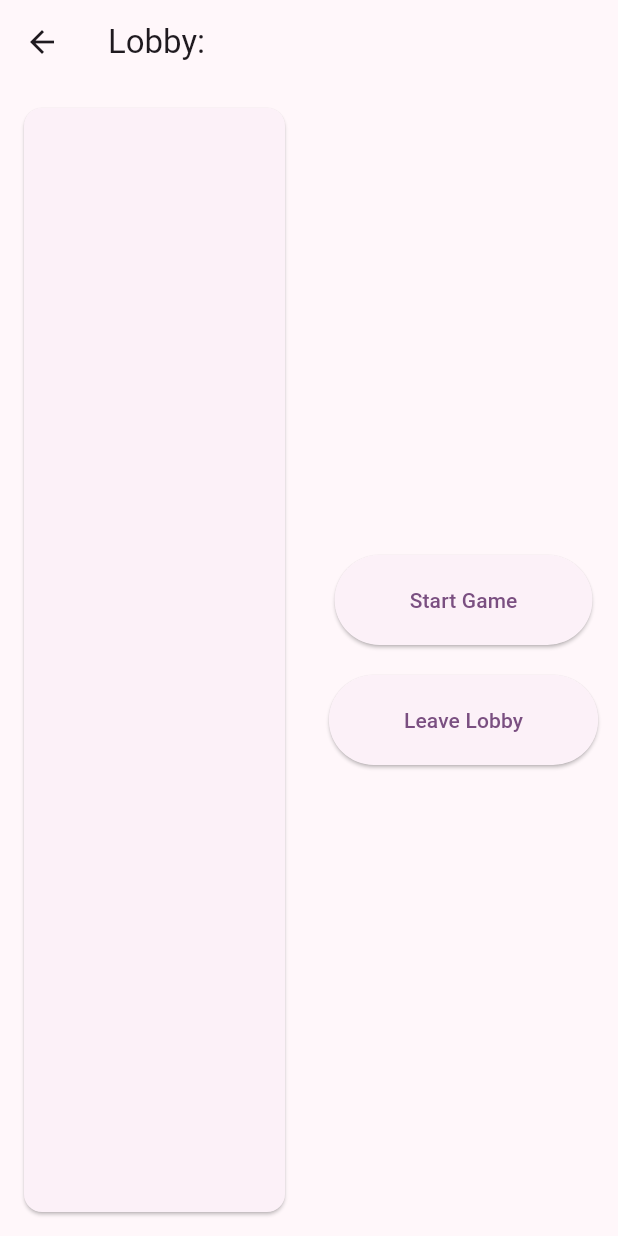
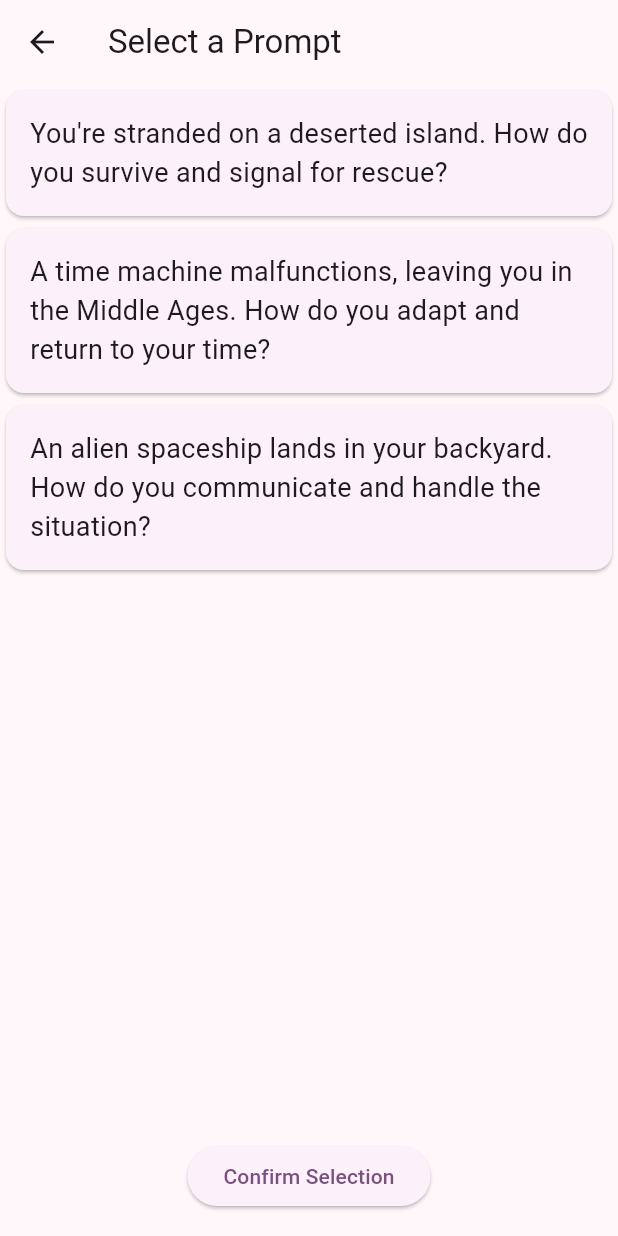
Before and after one commit to ZachariahHansen/CloudProject, a Flutter app: the LobbyPage screen opened directly with empty values, after a tap on "Start Game", on a phone screen of 412 x 824 dp. Run offline on Flutter 3.47's test engine with Material 3 defaults, Android fonts, the light colour scheme and no system bars; our stand-ins replace flutter_secure_storage; missing offline and left inert: dart:html; accounts and stored records are empty; network calls fail.

Commit message:
added multiple pages, includig prompt pages and response pages. can select prompt and type response. talking to backend not implemented

```diff
--- /dev/null
+++ b/frontend/cloud_project/lib/features/screens/game/prompt/selectPrompt.dart
@@ -0,0 +1,140 @@
+import 'package:flutter/material.dart';
+import 'package:http/http.dart' as http;
+import 'dart:convert';
+import 'package:cloud_project/features/screens/game/prompt/responsePrompt.dart';
+
+class PromptSelectionPage extends StatefulWidget {
+  final String gameId;
+
+  const PromptSelectionPage({Key? key, required this.gameId}) : super(key: key);
+
+  @override
+  _PromptSelectionPageState createState() => _PromptSelectionPageState();
+}
+
+class _PromptSelectionPageState extends State<PromptSelectionPage> {
+  List<String> prompts = [];
+  int? selectedPromptIndex;
+  bool isLoading = true;
+  List<Map<String, dynamic>> prompts_json = [];
+  String selectedPrompt = "";
+
+  @override
+  void initState() {
+    super.initState();
+    fetchPrompts();
+  }
+
+  Future<void> fetchPrompts() async {
+    setState(() {
+      isLoading = true;
+    });
+
+    prompts = [
+    "You're stranded on a deserted island. How do you survive and signal for rescue?",
+    "A time machine malfunctions, leaving you in the Middle Ages. How do you adapt and return to your time?",
+    "An alien spaceship lands in your backyard. How do you communicate and handle the situation?"
+  ];
+  isLoading = false;
+
+    // try {
+    //   final response = await http.get(
+    //     Uri.parse('https://your-api-endpoint.com/games/${widget.gameId}/prompts/random'),
+    //     headers: {'Authorization': 'Bearer YOUR_AUTH_TOKEN'},
+    //   );
+
+    //   if (response.statusCode == 200) {
+    //     final data = json.decode(response.body);
+    //     setState(() {
+    //       prompts = List<String>.from(data['prompts']);
+    //       isLoading = false;
+    //     });
+    //   } else {
+    //     throw Exception('Failed to load prompts');
+    //   }
+    // } catch (e) {
+    //   print('Error fetching prompts: $e');
+    //   setState(() {
+    //     isLoading = false;
+    //   });
+    // }
+  }
+
+  void selectPrompt(int index) {
+    setState(() {
+      selectedPromptIndex = index;
+      selectedPrompt = prompts[index];
+    });
+  }
+
+  void confirmSelection() {
+    if (selectedPromptIndex != null) {
+      // TODO: Implement API call to submit the selected prompt
+      print('Selected prompt: ${prompts[selectedPromptIndex!]}');
+      // Navigate to the next page
+      Navigator.push(
+  context,
+  MaterialPageRoute(
+    builder: (context) => PromptResponsePage(
+      selectedPrompt: selectedPrompt,
+      // TODO: replace gameId later
+      gameId: "123123",
+    ),
+  ),
+);
+    } else {
+      ScaffoldMessenger.of(context).showSnackBar(
+        const SnackBar(content: Text('Please select a prompt')),
+      );
+    }
+  }
+
+  @override
+  Widget build(BuildContext context) {
+    return Scaffold(
+      appBar: AppBar(
+        title: const Text('Select a Prompt'),
+      ),
+      body: isLoading
+          ? const Center(child: CircularProgressIndicator())
+          : Column(
+              children: [
+                Expanded(
+                  child: ListView.builder(
+                    itemCount: prompts.length,
+                    itemBuilder: (context, index) {
+                      return GestureDetector(
+                        onTap: () => selectPrompt(index),
+                        child: Card(
+                          color: selectedPromptIndex == index
+                              ? Theme.of(context).primaryColor.withOpacity(0.2)
+                              : null,
+                          child: Padding(
+                            padding: const EdgeInsets.all(16.0),
+                            child: Text(
+                              prompts[index],
+                              style: TextStyle(
+                                fontSize: 18,
+                                fontWeight: selectedPromptIndex == index
+                                    ? FontWeight.bold
+                                    : FontWeight.normal,
+                              ),
+                            ),
+                          ),
+                        ),
+                      );
+                    },
+                  ),
+                ),
+                Padding(
+                  padding: const EdgeInsets.all(16.0),
+                  child: ElevatedButton(
+                    onPressed: confirmSelection,
+                    child: const Text('Confirm Selection'),
+                  ),
+                ),
+              ],
+            ),
+    );
+  }
+}
--- a/frontend/cloud_project/lib/features/screens/lobby/lobbyScreen.dart
+++ b/frontend/cloud_project/lib/features/screens/lobby/lobbyScreen.dart
@@ -1,5 +1,7 @@
 import 'package:flutter/material.dart';
 import 'package:cloud_project/models/webSockets.dart';
+import 'package:web_socket_channel/web_socket_channel.dart';
+import 'package:cloud_project/features/screens/game/prompt/selectPrompt.dart';
 import 'dart:convert';
 
 class LobbyPage extends StatefulWidget {
@@ -25,7 +27,7 @@ class _LobbyPageState extends State<LobbyPage> {
   void _connectWebSocket() {
     // Replace with your actual WebSocket URL
     _channel = WebSocketChannel.connect(
-      Uri.parse('wss://your-websocket-url.com/Prod?lobbyId=${widget.lobbyId}&userId=${widget.userId}'),
+      Uri.parse('wss://g19wuss786.execute-api.us-east-2.amazonaws.com/Prod/@connect'),
     );
 
     _channel.stream.listen((message) {
@@ -44,6 +46,12 @@ class _LobbyPageState extends State<LobbyPage> {
       'action': 'startGame',
       'lobbyId': widget.lobbyId,
     }));
+    // Temp lobby ID
+    String lobbyId = '123123';
+    Navigator.pushReplacement(
+                  context,
+                  MaterialPageRoute(builder: (context) => PromptSelectionPage(gameId: lobbyId)),
+                );
   }
 
   void _leaveLobby() {
--- a/frontend/cloud_project/lib/features/scripts/login.dart
+++ b/frontend/cloud_project/lib/features/scripts/login.dart
@@ -12,7 +12,7 @@ class LoginService {
       print("Username: $username");
       print("Password $password");
       final response = await http.post(
-        Uri.parse('https://3es48sls0c.execute-api.us-east-2.amazonaws.com/Prod/users/login'),
+        Uri.parse('https://3iqlyib94m.execute-api.us-east-2.amazonaws.com/Prod/users/login'),
         headers: {
           "Content-Type": "application/json"
         },
--- a/frontend/cloud_project/pubspec.yaml
+++ b/frontend/cloud_project/pubspec.yaml
@@ -38,7 +38,7 @@ dependencies:
   http: ^1.2.2
   provider: ^6.0.0
   flutter_secure_storage: ^9.2.2
-  web_socket_channel: ^2.4.0
+  web_socket_channel: ^3.0.1
 
 dev_dependencies:
   flutter_test:
```
Also changed, not shown: frontend/cloud_project/lib/features/screens/game/prompt/responsePrompt.dart (added, +100 -0 lines), frontend/cloud_project/lib/features/screens/game/response/showResponse.dart (added, +153 -0 lines), frontend/cloud_project/lib/features/screens/home/homeScreen.dart (+12 -1 lines), frontend/cloud_project/lib/features/screens/lobby/lobbyListPage.dart (+7 -1 lines), frontend/cloud_project/pubspec.lock.
